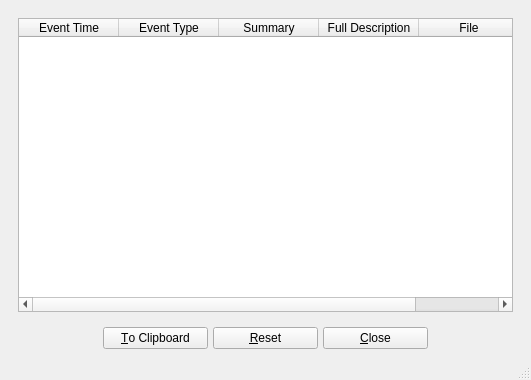
Old version of the form errordiag.ui in the repository textbrowser/biblioteq.
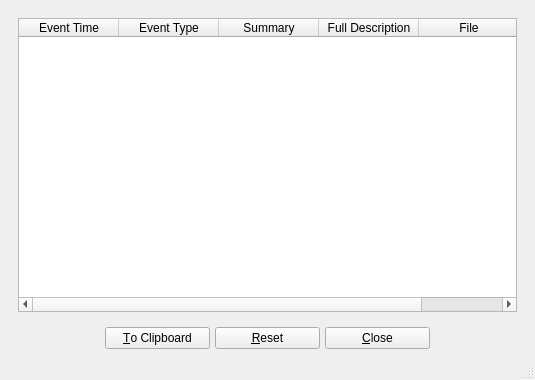
New version of the form. Icons and pictures are not drawn.

Diff of the .ui file:
```diff
--- a/errordiag.ui
+++ b/errordiag.ui
@@ -6,7 +6,7 @@
    <rect>
     <x>0</x>
     <y>0</y>
-    <width>531</width>
+    <width>535</width>
     <height>380</height>
    </rect>
   </property>
```
